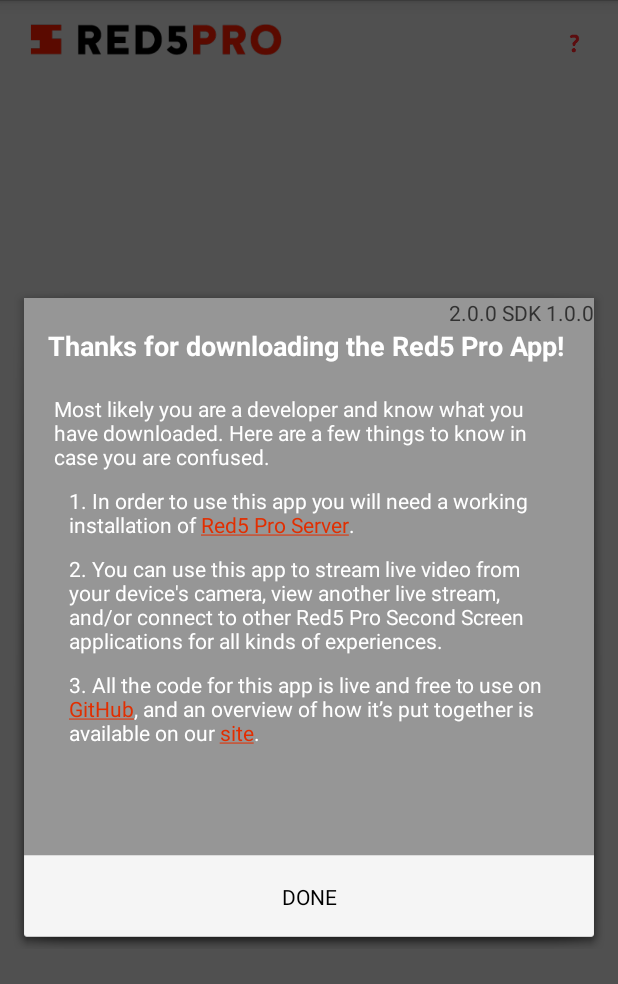
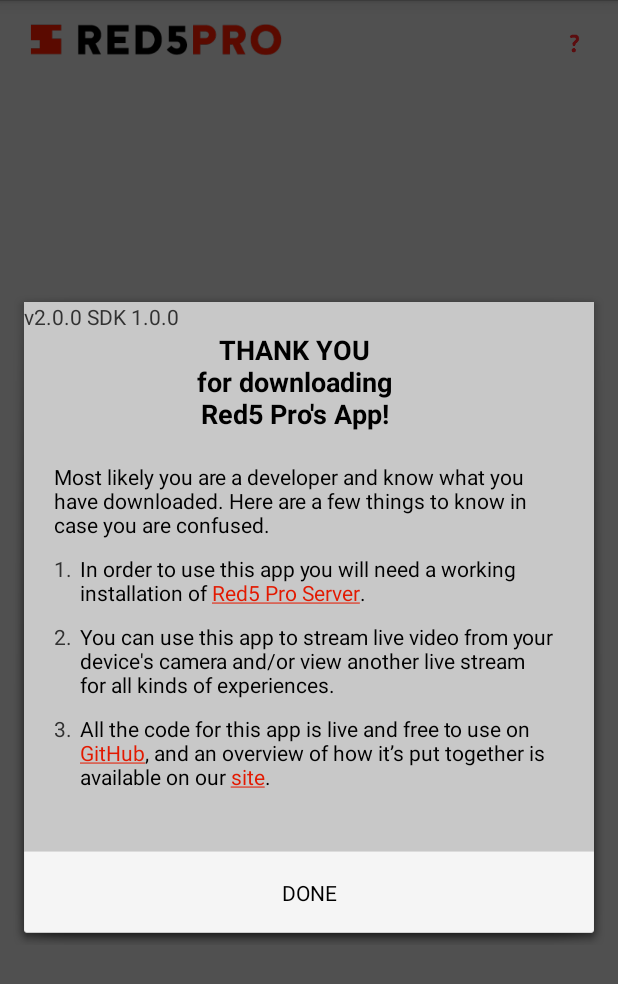
Before and after one commit to triasbrata/red5pro-android-app, an Android app: the screen it shows after launch (Server), after a tap on "help", on a phone screen of 412 x 824 dp. Shown: the top 984 px of the screen. Run offline under Robolectric (Android 15) with nearby library versions, the phone set to English and light mode, and no system bars.

Commit message:
Updated help view

```diff
--- a/Red5Pro/build.gradle
+++ b/Red5Pro/build.gradle
@@ -9,7 +9,7 @@
         minSdkVersion 15
         targetSdkVersion 20
         versionCode 1070
-        versionName "2.0.0 SDK 1.0.0"
+        versionName "v2.0.0 SDK 1.0.0"
     }
     buildTypes {
         release {
--- a/Red5Pro/src/main/java/infrared5/com/red5proandroid/help/HelpDialogFragment.java
+++ b/Red5Pro/src/main/java/infrared5/com/red5proandroid/help/HelpDialogFragment.java
@@ -45,7 +45,7 @@
             for(URLSpan url: urls) {
                 URLSpan span = new URLSpan(url.getURL());
                 style.setSpan(span, sp.getSpanStart(url), sp.getSpanEnd(url), Spannable.SPAN_EXCLUSIVE_EXCLUSIVE);
-                style.setSpan(new ForegroundColorSpan(Color.rgb(226, 46, 0)), sp.getSpanStart(url), sp.getSpanEnd(url), Spannable.SPAN_EXCLUSIVE_EXCLUSIVE);
+                style.setSpan(new ForegroundColorSpan(Color.rgb(227, 25, 0)), sp.getSpanStart(url), sp.getSpanEnd(url), Spannable.SPAN_EXCLUSIVE_EXCLUSIVE);
             }
             textView.setText(style);
         }
@@ -62,9 +62,9 @@
         TextView helpVersion = (TextView) v.findViewById(R.id.help_version);
 
         helpVersion.setText(BuildConfig.VERSION_NAME);
-        String str1 = "<strong>1.</strong> In order to use this app you will need a working installation of <a href=\"http://red5pro.com\" style=\"color:#E21800\">Red5 Pro Server</a>.";
-        String str2 = "<strong>2.</strong> You can use this app to stream live video from your device\'s camera, view another live stream, and/or connect to other Red5 Pro Second Screen applications for all kinds of experiences.";
-        String str3 = "<p><strong>3.</strong> All the code for this app is live and free to use on <a href=\"https://github.com/infrared5/red5pro-example-apps\"><font color=\"#E21800\">GitHub</font></a>, and an overview of how it’s put together is available on our <a href=\"http://red5pro.com/docs\" style=\"color:#E21800\">site</a>.</p>";
+        String str1 = "In order to use this app you will need a working installation of <a href=\"http://red5pro.com\">Red5 Pro Server</a>.";
+        String str2 = "You can use this app to stream live video from your device\'s camera and/or view another live stream for all kinds of experiences.";
+        String str3 = "All the code for this app is live and free to use on <a href=\"https://github.com/infrared5/red5pro-android-app\">GitHub</a>, and an overview of how it’s put together is available on our <a href=\"http://red5pro.com/docs\">site</a>.</p>";
         helpOne.setText(Html.fromHtml(str1));
         helpTwo.setText(Html.fromHtml(str2));
         helpThree.setText(Html.fromHtml(str3));
--- a/Red5Pro/src/main/res/layout/fragment_help_dialog.xml
+++ b/Red5Pro/src/main/res/layout/fragment_help_dialog.xml
@@ -3,7 +3,7 @@
     xmlns:android="http://schemas.android.com/apk/res/android"
     android:layout_width="match_parent"
     android:layout_height="match_parent"
-    android:background="#969696">
+    android:background="#c8c8c8">
 
     <RelativeLayout
         android:layout_width="match_parent"
@@ -16,21 +16,22 @@
             android:text="0.0.0"
             android:id="@+id/help_version"
             android:layout_alignParentTop="true"
-            android:layout_alignParentRight="true"
+            android:layout_alignParentRight="false"
             android:layout_alignParentEnd="true"
-            android:textAlignment="textEnd" />
+            android:textAlignment="textEnd"
+            android:layout_alignParentLeft="true" />
 
         <TextView
             android:id="@+id/help_title"
-            android:layout_width="wrap_content"
+            android:layout_width="fill_parent"
             android:layout_height="wrap_content"
             android:textStyle="bold"
-            android:textColor="#fff"
+            android:textColor="#000"
             android:textSize="18dp"
             android:text="@string/help_title"
             android:layout_below="@+id/help_version"
-            android:layout_alignRight="@+id/help_message"
-            android:layout_alignEnd="@+id/help_message" />
+            android:layout_alignEnd="@+id/help_message"
+            android:gravity="center" />
 
         <TextView
             android:id="@+id/help_message"
@@ -40,9 +41,18 @@
             android:layout_marginLeft="20dp"
             android:layout_marginRight="20dp"
             android:layout_marginTop="20dp"
-            android:textColor="#fff"
+            android:textColor="#000"
             android:layout_centerHorizontal="true"
             android:text="@string/help_message"/>
+
+        <TextView
+            android:layout_width="wrap_content"
+            android:layout_height="wrap_content"
+            android:textAppearance="?android:attr/textAppearanceSmall"
+            android:text="1."
+            android:id="@+id/textView8"
+            android:layout_alignTop="@+id/help_item_1"
+            android:layout_marginLeft="20dp" />
 
         <TextView
             android:id="@+id/help_item_1"
@@ -50,10 +60,19 @@
             android:layout_width="wrap_content"
             android:layout_height="wrap_content"
             android:layout_marginTop="10dp"
-            android:layout_marginLeft="20dp"
-            android:layout_marginRight="40dp"
-            android:textColor="#fff"
-            android:layout_centerHorizontal="true" />
+            android:layout_marginLeft="5dp"
+            android:layout_marginRight="25dp"
+            android:textColor="#000"
+            android:layout_toRightOf="@+id/textView8" />
+
+        <TextView
+            android:layout_width="wrap_content"
+            android:layout_height="wrap_content"
+            android:textAppearance="?android:attr/textAppearanceSmall"
+            android:text="2."
+            android:id="@+id/textView7"
+            android:layout_alignTop="@+id/help_item_2"
+            android:layout_marginLeft="20dp" />
 
         <TextView
             android:id="@+id/help_item_2"
@@ -61,10 +80,19 @@
             android:layout_width="wrap_content"
             android:layout_height="wrap_content"
             android:layout_marginTop="10dp"
-            android:layout_marginLeft="20dp"
-            android:layout_marginRight="40dp"
-            android:textColor="#fff"
-            android:layout_centerHorizontal="true" />
+            android:layout_marginLeft="5dp"
+            android:layout_marginRight="25dp"
+            android:textColor="#000"
+            android:layout_toRightOf="@+id/textView7" />
+
+        <TextView
+            android:layout_width="wrap_content"
+            android:layout_height="wrap_content"
+            android:textAppearance="?android:attr/textAppearanceSmall"
+            android:text="3."
+            android:id="@+id/textView6"
+            android:layout_alignTop="@+id/help_item_3"
+            android:layout_marginLeft="20dp" />
 
         <TextView
             android:id="@+id/help_item_3"
@@ -72,12 +100,11 @@
             android:layout_width="wrap_content"
             android:layout_height="wrap_content"
             android:layout_marginTop="10dp"
-            android:layout_marginLeft="20dp"
-            android:layout_marginRight="40dp"
+            android:layout_marginLeft="5dp"
+            android:layout_marginRight="25dp"
             android:layout_marginBottom="40dp"
-            android:textColor="#fff"
-            android:layout_centerHorizontal="true" />
-
+            android:textColor="#000"
+            android:layout_toRightOf="@+id/textView6" />
 
 
     </RelativeLayout>
--- a/Red5Pro/src/main/res/values/strings.xml
+++ b/Red5Pro/src/main/res/values/strings.xml
@@ -50,7 +50,7 @@
     <bool name="preference_default_video">true</bool>
     <bool name="preference_default_adaptive_bitrate">true</bool>
 
-    <string name="help_title">Thanks for downloading the Red5 Pro App!</string>
+    <string name="help_title">THANK YOU\nfor downloading\nRed5 Pro\'s App!</string>
     <string name="help_message">Most likely you are a developer and know what you have downloaded. Here are a few things to know in case you are confused.</string>
 
 </resources>
```
